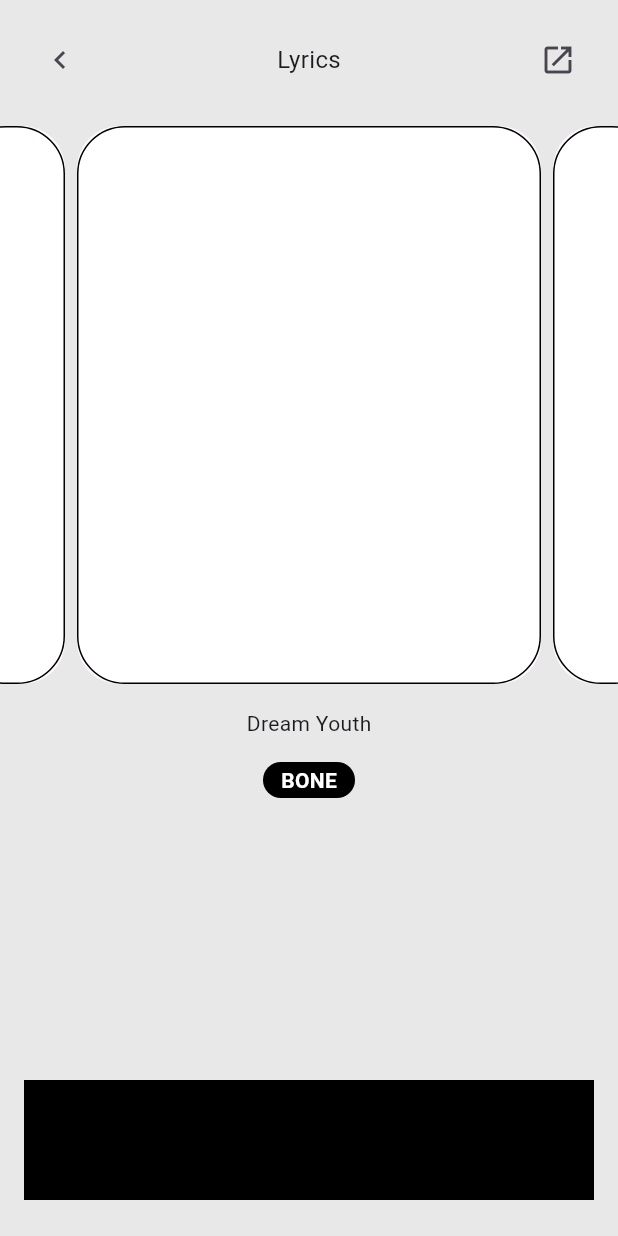
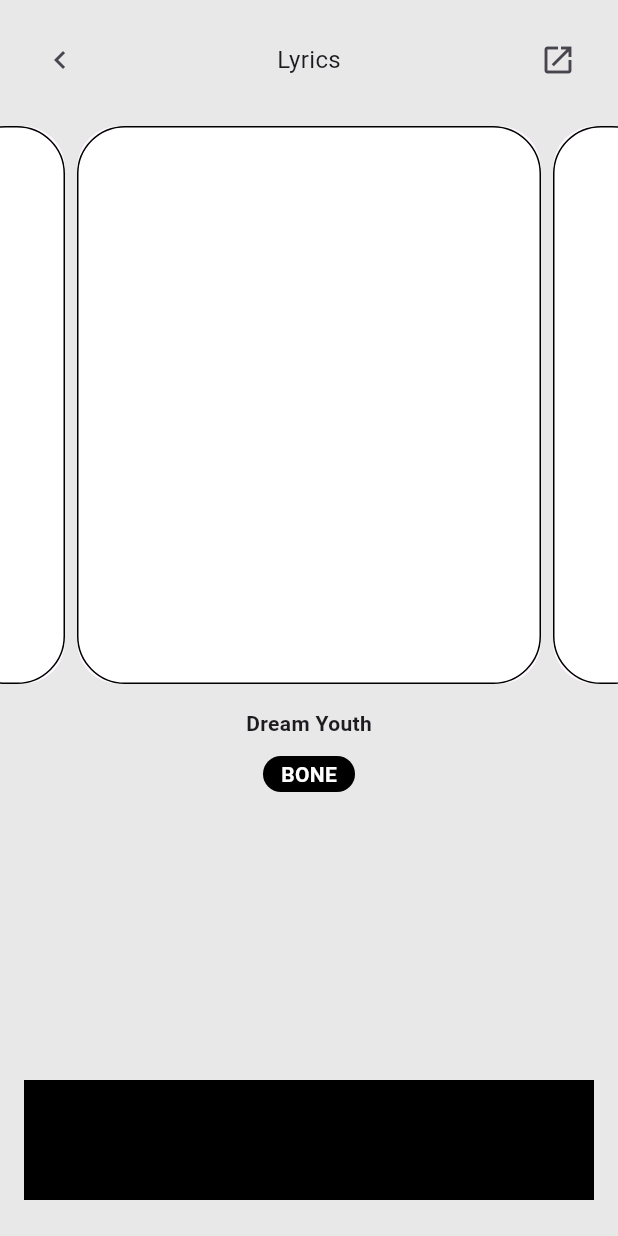
Before and after one commit to JAICHANGPARK/flutter_notebook_chapter_43, a Flutter app: the MusicPlayerScreen screen opened directly, on a phone screen of 412 x 824 dp. Run offline on Flutter 3.47's test engine with Material 3 defaults, Android fonts, the phone set to English and light mode, and no system bars; our stand-ins replace gap, hugeicons.

Commit message:
Update music_player_screen.dart

```diff
--- a/lib/ep2157_music_player_app/ui/player/music_player_screen.dart
+++ b/lib/ep2157_music_player_app/ui/player/music_player_screen.dart
@@ -91,9 +91,14 @@ class _MusicPlayerScreenState extends State<MusicPlayerScreen> {
                   Gap(12),
                   Expanded(
                     child: Column(
-                      spacing: 16,
+                      spacing: 12,
                       children: [
-                        Text("Dream Youth"),
+                        Text(
+                          "Dream Youth",
+                          style: TextStyle(
+                            fontWeight: FontWeight.bold,
+                          ),
+                        ),
                         Container(
                           decoration: BoxDecoration(
                             color: Colors.black,
```
